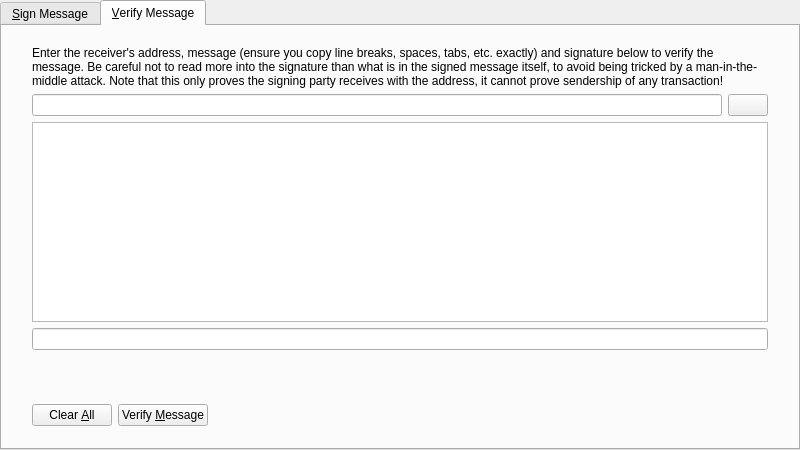
Qt form src/qt/forms/signverifymessagedialog.ui (bitnew-chain/btn_core) before a commit.
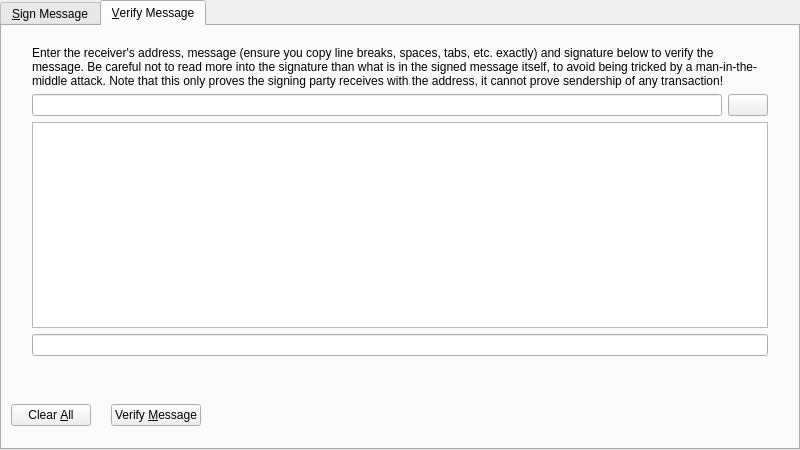
The same form after that commit. The open tabs and pages were chosen to show the change. Icons and pictures are not drawn. Custom widgets are drawn as their Qt base class.

What changed in the file:
```diff
--- a/src/qt/forms/signverifymessagedialog.ui
+++ b/src/qt/forms/signverifymessagedialog.ui
@@ -385,15 +385,6 @@
        <item>
         <widget class="QWidget" name="buttonsContainerWhite_" native="true">
          <layout class="QHBoxLayout" name="horizontalLayout_2">
-          <property name="leftMargin">
-           <number>30</number>
-          </property>
-          <property name="topMargin">
-           <number>15</number>
-          </property>
-          <property name="rightMargin">
-           <number>30</number>
-          </property>
           <item>
            <widget class="QPushButton" name="clearButton_VM">
             <property name="toolTip">
@@ -411,6 +402,22 @@
             </property>
            </widget>
           </item>
+          <item>
+           <spacer name="horizontalSpacer_2">
+            <property name="orientation">
+             <enum>Qt::Horizontal</enum>
+            </property>
+            <property name="sizeType">
+             <enum>QSizePolicy::Fixed</enum>
+            </property>
+            <property name="sizeHint" stdset="0">
+             <size>
+              <width>14</width>
+              <height>20</height>
+             </size>
+            </property>
+           </spacer>
+          </item>
           <item>
            <widget class="QPushButton" name="verifyMessageButton_VM">
             <property name="toolTip">
```
Left out of the diff: 51 changed lines with no effect on the pictures.
